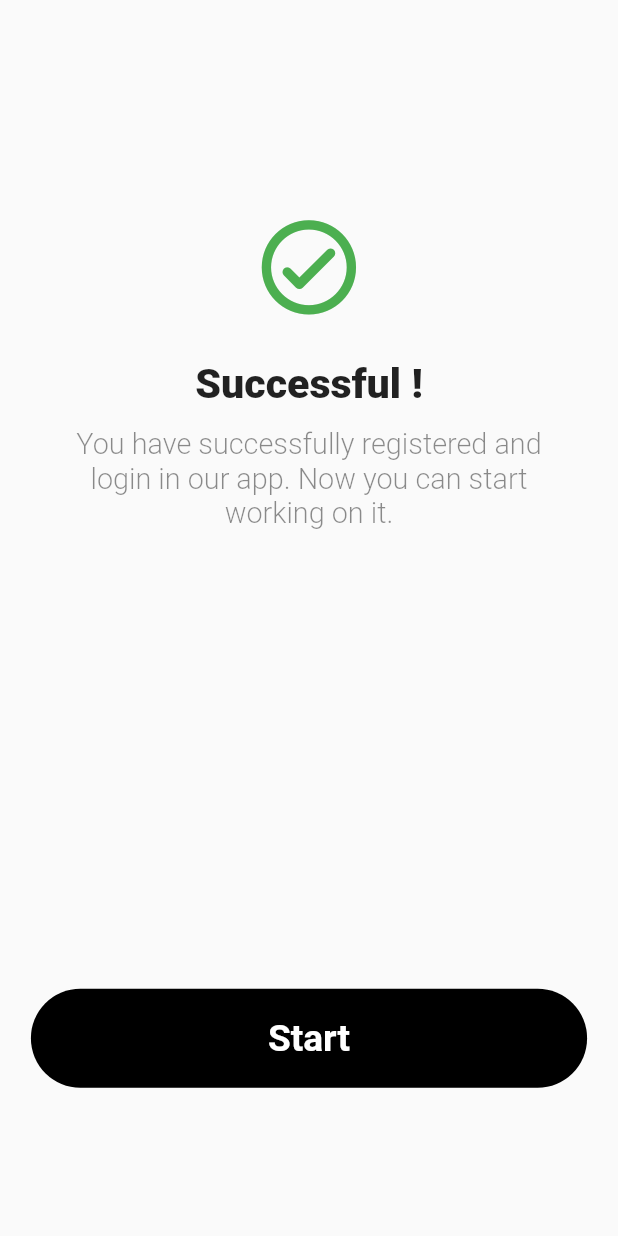
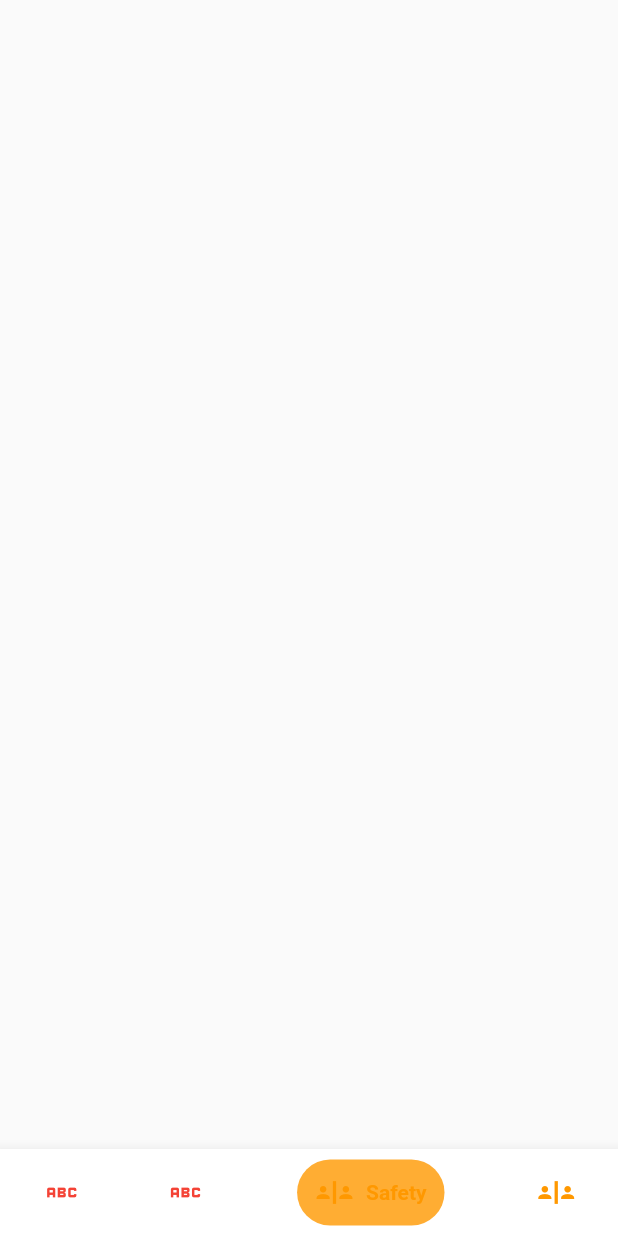
Before and after one commit to VivekTailor19/eCommerce_admin_app, a Flutter app: the Success_LoginScreen screen opened by its route, after a tap on "Start", on a phone screen of 412 x 824 dp. Run offline on Flutter 3.47's test engine with Material 2 defaults, Android fonts, the phone set to English and light mode, and no system bars; drawn by our look-alikes of stylish_bottom_bar; our stand-ins replace firebase_core, get, sizer; accounts and stored records are empty.

Commit message:
ecommerce_app

```diff
--- a/lib/main.dart
+++ b/lib/main.dart
@@ -1,6 +1,7 @@
 import 'package:ecommerce_app/screens/01%20splash/splashScreen.dart';
 import 'package:ecommerce_app/screens/03%20login/signInScreen.dart';
 import 'package:ecommerce_app/screens/03%20login/successScreen.dart';
+import 'package:ecommerce_app/screens/04%20first/firstScreen.dart';
 import 'package:firebase_core/firebase_core.dart';
 import 'package:flutter/material.dart';
 import 'package:get/get.dart';
@@ -25,6 +26,7 @@ Future<void> main() async {
           "/signIn":(p0) => SignInScreen(),
           "/signUp":(p0) => SignUpScreen(),
           "/successLogin":(p0) => Success_LoginScreen(),
+          "/first":(p0) => FirstScreen(),
         },
       ),
     ),
--- a/lib/screens/03 login/successScreen.dart
+++ b/lib/screens/03 login/successScreen.dart
@@ -1,4 +1,5 @@
 import 'package:flutter/material.dart';
+import 'package:get/get.dart';
 import 'package:sizer/sizer.dart';
 
 class Success_LoginScreen extends StatefulWidget {
@@ -38,7 +39,7 @@ class _Success_LoginScreenState extends State<Success_LoginScreen> {
                 Spacer(),
                 GestureDetector(
                   onTap: () {
-                    //Get.offAllNamed("/successLogin");
+                    Get.offAllNamed("/first");
                   },
                   child: Container(height: 8.h,width: 100.w,
                     padding: EdgeInsets.symmetric(horizontal: 5.w),
--- /dev/null
+++ b/lib/screens/04 first/firstScreen.dart
@@ -0,0 +1,64 @@
+import 'package:flutter/material.dart';
+import 'package:stylish_bottom_bar/model/bar_items.dart';
+import 'package:stylish_bottom_bar/stylish_bottom_bar.dart';
+
+class FirstScreen extends StatefulWidget {
+  const FirstScreen({super.key});
+
+  @override
+  State<FirstScreen> createState() => _FirstScreenState();
+}
+
+class _FirstScreenState extends State<FirstScreen> {
+
+  int selected = 2;
+  PageController controller = PageController();
+  @override
+  Widget build(BuildContext context) {
+    return SafeArea(
+      child: Scaffold(
+        extendBody: true,
+        bottomNavigationBar: StylishBottomBar(
+          items: [
+            BottomBarItem(
+              icon:  Icon(Icons.abc),
+              title:  Text('Abc'),
+              backgroundColor: Colors.red,
+              selectedIcon: const Icon(Icons.read_more),
+            ),BottomBarItem(
+              icon:  Icon(Icons.abc),
+              title:  Text('Abc'),
+              backgroundColor: Colors.red,
+              selectedIcon: const Icon(Icons.read_more),
+            ),
+
+
+            BottomBarItem(
+              icon: Icon(Icons.safety_divider),
+              title:  Text('Safety'),
+              backgroundColor: Colors.orange,
+            ),
+            BottomBarItem(
+              icon: Icon(Icons.safety_divider),
+              title:  Text('Safety'),
+              backgroundColor: Colors.orange,
+            ),
+
+          ],
+          currentIndex: selected,
+          onTap: (index) {
+            setState(() {
+              selected = index;
+              controller.jumpToPage(index);
+            });
+          },
+          option: BubbleBarOptions(
+            barStyle: BubbleBarStyle.horizotnal,
+            bubbleFillStyle: BubbleFillStyle.outlined,
+          ),
+
+        ),
+      ),
+    );
+  }
+}
--- a/pubspec.yaml
+++ b/pubspec.yaml
@@ -38,6 +38,7 @@ dependencies:
   get: ^4.6.5
   firebase_core: ^2.15.0
   sizer: ^2.0.15
+  stylish_bottom_bar: ^1.0.3
 
 dev_dependencies:
   flutter_test:
```
Also changed, not shown: pubspec.lock.
